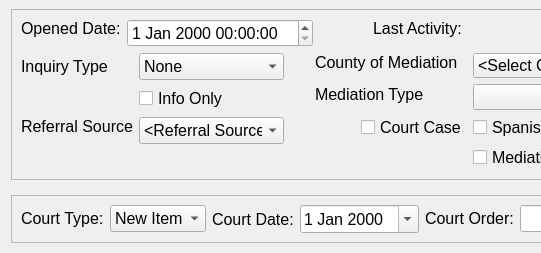
The window that drc/gui/mediationprocessstatusform.ui (lansdon/cpts483_drc) describes before a commit, drawn with Qt 5; both pictures show x 0 to 541 and y 0 to 253 of the 1131 by 253 pixel window.
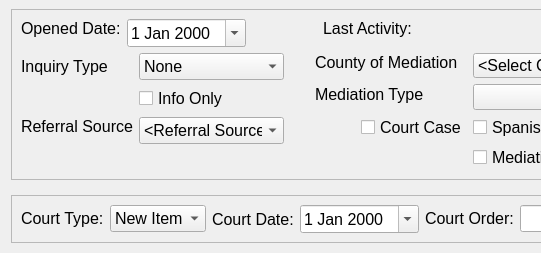
The same window after the commit.

```diff
--- a/drc/gui/mediationprocessstatusform.ui
+++ b/drc/gui/mediationprocessstatusform.ui
@@ -98,7 +98,11 @@
              </widget>
             </item>
             <item row="0" column="1">
-             <widget class="QDateTimeEdit" name="dateTimeEdit"/>
+             <widget class="QDateEdit" name="dateEdit">
+              <property name="calendarPopup">
+               <bool>true</bool>
+              </property>
+             </widget>
             </item>
            </layout>
           </item>
```
